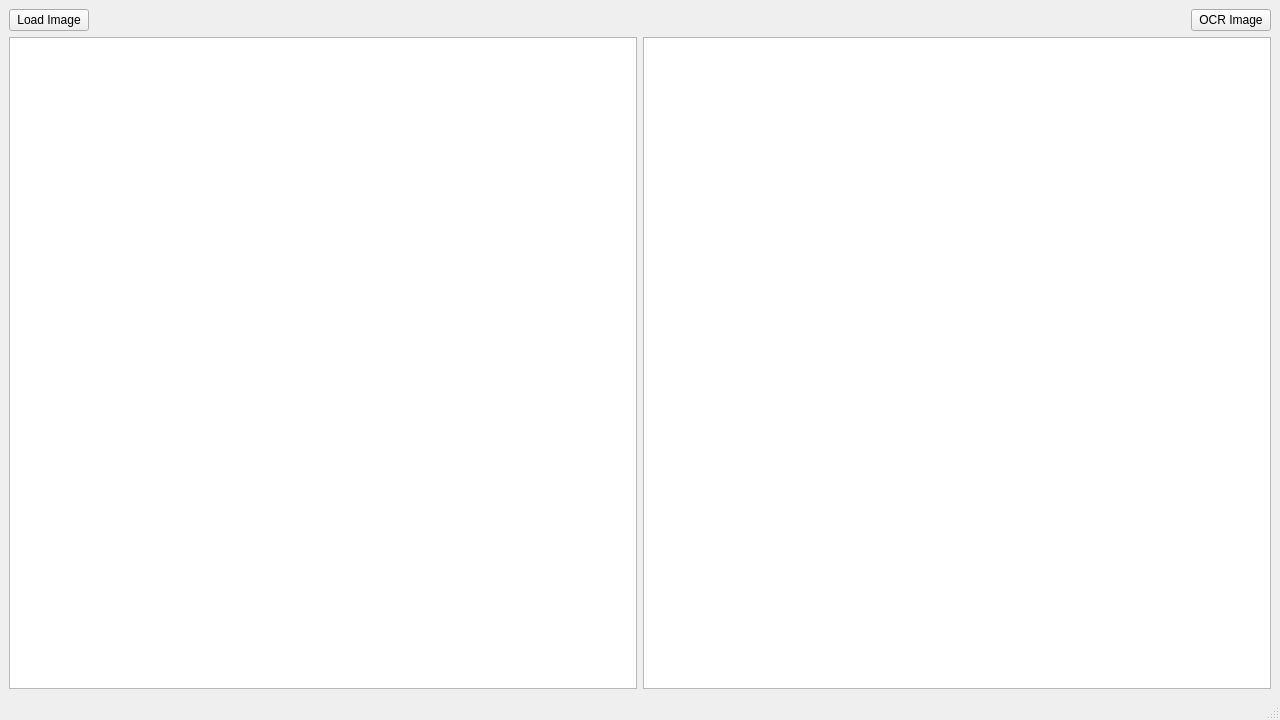
Qt form gui/MainWindow.ui (MorganGrundy/MenuParseroo) before a commit.
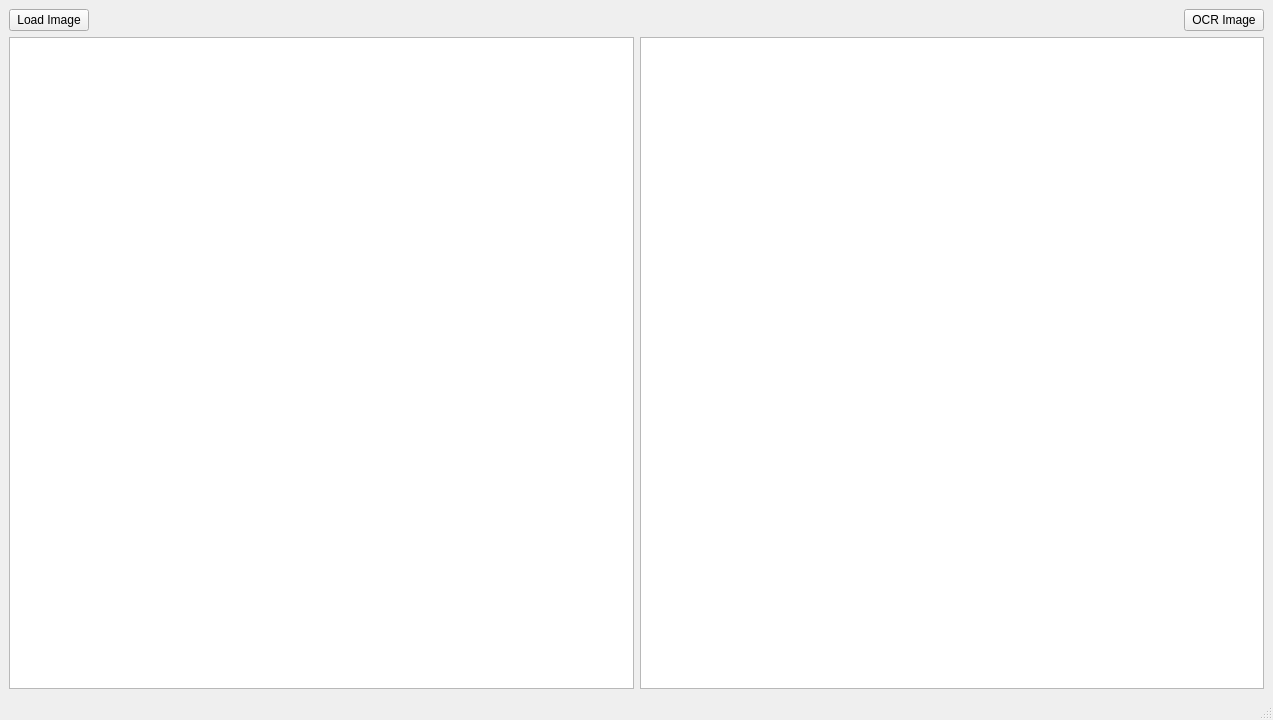
The same form after that commit. Custom widgets are drawn as their Qt base class.

Commit message:
Added table view with custom model (#8)
The view will display a list of preprocessing steps.

Diff of the .ui file:
```diff
--- a/gui/MainWindow.ui
+++ b/gui/MainWindow.ui
@@ -6,7 +6,7 @@
    <rect>
     <x>0</x>
     <y>0</y>
-    <width>1280</width>
+    <width>1273</width>
     <height>720</height>
    </rect>
   </property>
@@ -68,12 +68,12 @@
        </widget>
       </item>
       <item>
-       <widget class="QListView" name="listView">
-        <property name="horizontalScrollBarPolicy">
-         <enum>Qt::ScrollBarAlwaysOff</enum>
-        </property>
-        <property name="isWrapping" stdset="0">
-         <bool>false</bool>
+       <widget class="QTableView" name="tableView">
+        <property name="sizePolicy">
+         <sizepolicy hsizetype="Expanding" vsizetype="Expanding">
+          <horstretch>0</horstretch>
+          <verstretch>0</verstretch>
+         </sizepolicy>
         </property>
        </widget>
       </item>
```
Left out of the diff: 2 changed lines with no effect on the pictures. The commit also changes 6 other files.
